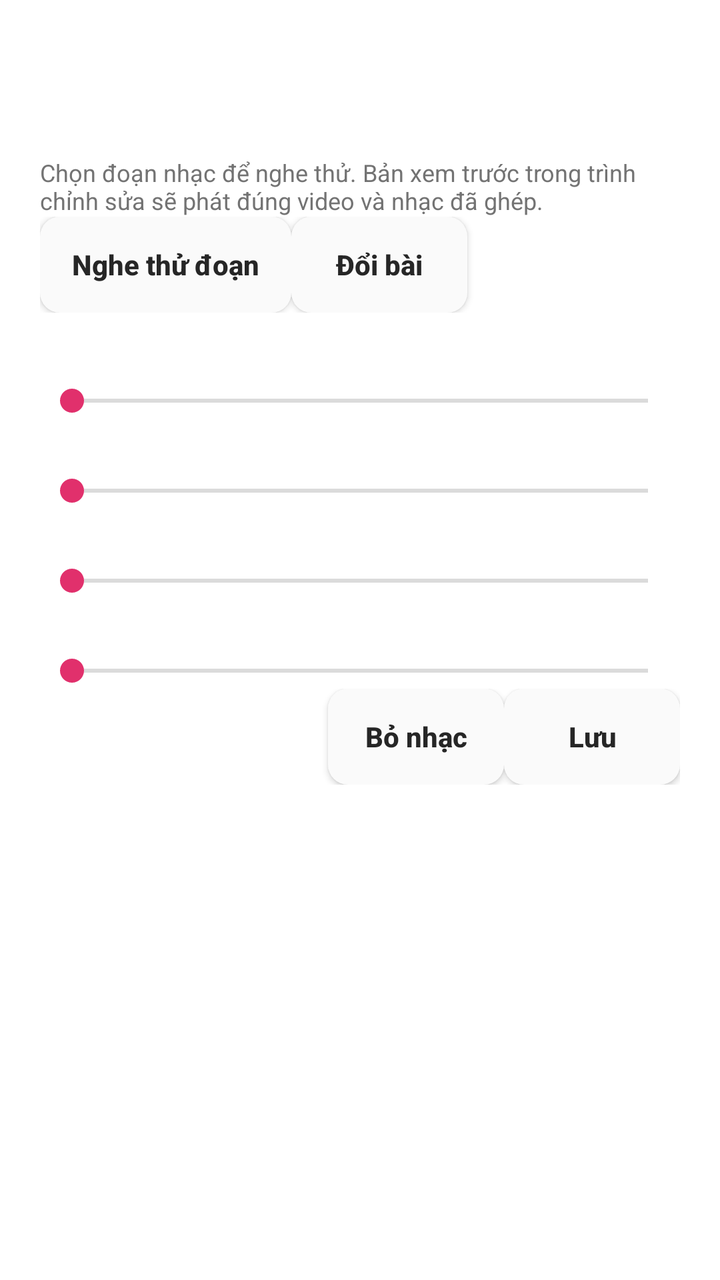
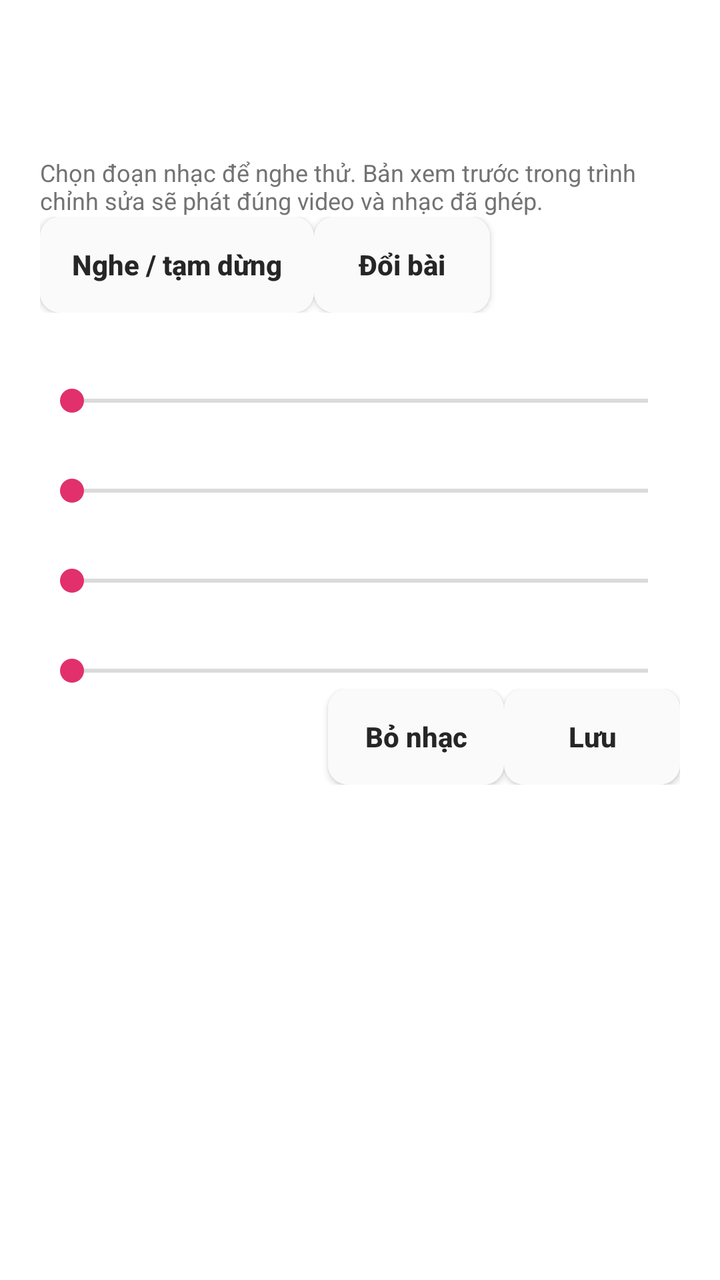

The first picture is an Android layout as it rendered before a commit; the second is the same layout after the commit. The layout source and the unified diff follow.
<!-- AndroidManifest.xml: application theme Theme.MeetoMXH -->
<!-- res/layout/bottom_sheet_music_editor.xml -->
<?xml version="1.0" encoding="utf-8"?>
<androidx.core.widget.NestedScrollView xmlns:android="http://schemas.android.com/apk/res/android"
    android:layout_width="match_parent" android:layout_height="wrap_content"
    android:background="@color/surface_bg" android:clipToPadding="false">
<LinearLayout android:layout_width="match_parent" android:layout_height="wrap_content"
    android:orientation="vertical" android:paddingHorizontal="20dp" android:paddingTop="20dp" android:paddingBottom="24dp">
    <TextView android:id="@+id/music_edit_title" android:layout_width="match_parent" android:layout_height="wrap_content"
        android:textColor="@color/text_primary" android:textSize="18sp" android:textStyle="bold" />
    <TextView android:id="@+id/music_edit_creator" android:layout_width="match_parent" android:layout_height="wrap_content"
        android:paddingTop="4dp" android:textColor="@color/text_secondary" android:textSize="13sp" />
    <TextView android:id="@+id/music_edit_preview_note" android:layout_width="match_parent" android:layout_height="wrap_content"
        android:paddingTop="12dp" android:text="Chọn đoạn nhạc để nghe thử. Bản xem trước trong trình chỉnh sửa sẽ phát đúng video và nhạc đã ghép."
        android:textColor="@color/text_secondary" android:textSize="12sp" />
    <LinearLayout android:layout_width="match_parent" android:layout_height="wrap_content" android:gravity="start|center_vertical">
        <Button android:id="@+id/music_edit_preview" android:layout_width="wrap_content" android:layout_height="48dp"
            android:text="Nghe thử đoạn" android:textAllCaps="false" />
        <Button android:id="@+id/music_edit_change" android:layout_width="wrap_content" android:layout_height="48dp"
            android:text="Đổi bài" android:textAllCaps="false" />
    </LinearLayout>
    <TextView android:id="@+id/music_edit_start_label" android:layout_width="match_parent" android:layout_height="wrap_content"
        android:paddingTop="16dp" android:textColor="@color/text_primary" />
    <SeekBar android:id="@+id/music_edit_start" android:layout_width="match_parent" android:layout_height="wrap_content" />
    <TextView android:id="@+id/music_edit_volume_label" android:layout_width="match_parent" android:layout_height="wrap_content"
        android:paddingTop="8dp" android:textColor="@color/text_primary" />
    <SeekBar android:id="@+id/music_edit_volume" android:layout_width="match_parent" android:layout_height="wrap_content" android:max="100" />
    <TextView android:id="@+id/music_edit_source_label" android:layout_width="match_parent" android:layout_height="wrap_content"
        android:paddingTop="8dp" android:textColor="@color/text_primary" />
    <SeekBar android:id="@+id/music_edit_source" android:layout_width="match_parent" android:layout_height="wrap_content" android:max="100" />
    <TextView android:id="@+id/music_edit_duration_label" android:layout_width="match_parent" android:layout_height="wrap_content"
        android:paddingTop="8dp" android:textColor="@color/text_primary" />
    <SeekBar android:id="@+id/music_edit_duration" android:layout_width="match_parent" android:layout_height="wrap_content" android:max="55" />
    <com.example.meetomxh.music.MusicMiniPlayer android:id="@+id/music_edit_mini"
        android:layout_width="match_parent" android:layout_height="wrap_content"
        android:layout_marginVertical="12dp" android:visibility="gone" />
    <LinearLayout android:layout_width="match_parent" android:layout_height="wrap_content" android:gravity="end|center_vertical">
        <Button android:id="@+id/music_edit_remove" android:layout_width="wrap_content" android:layout_height="48dp"
            android:text="Bỏ nhạc" android:textAllCaps="false" />
        <Button android:id="@+id/music_edit_save" android:layout_width="wrap_content" android:layout_height="48dp"
            android:text="Lưu" android:textAllCaps="false" />
    </LinearLayout>
</LinearLayout>
</androidx.core.widget.NestedScrollView>
<!-- resources referenced by this layout -->
<resources>
  <color name="surface_bg">#FFFFFF</color>
  <color name="text_primary">#262626</color>
  <color name="text_secondary">#737373</color>
  <style name="Theme.MeetoMXH" parent="Base.Theme.MeetoMXH" />
  <color name="brand_blue">#E1306C</color>
  <color name="white">#FFFFFFFF</color>
  <color name="primary_container">#FCE4EC</color>
  <color name="on_primary_container">#880E4F</color>
  <color name="ig_purple">#833AB4</color>
  <color name="surface_variant">#FAFAFA</color>
  <color name="app_bg">#FFFFFF</color>
  <color name="text_hint">#C7C7C7</color>
  <color name="outline_color">#DBDBDB</color>
  <color name="divider_color">#EFEFEF</color>
  <color name="status_error">#ED4956</color>
  <style name="ThemeOverlay.Meeto.AlertDialog" parent="ThemeOverlay.Material3.MaterialAlertDialog">
          <item name="android:windowBackground">@drawable/bg_dialog_window</item>
          <item name="colorSurface">@color/surface_bg</item>
          <item name="colorOnSurface">@color/text_primary</item>
          <item name="colorPrimary">@color/brand_blue</item>
          <item name="colorOnPrimary">@color/white</item>
          <item name="shapeAppearance">@style/ShapeAppearance.Meeto.Dialog</item>
      </style>
  <style name="ThemeOverlay.Meeto.BottomSheetDialog" parent="ThemeOverlay.Material3.BottomSheetDialog">
          <item name="bottomSheetStyle">@style/Widget.Meeto.BottomSheet</item>
      </style>
  <style name="Widget.Meeto.Button.Default" parent="Widget.Material3.Button">
          <item name="cornerRadius">@dimen/corner_radius_medium</item>
          <item name="android:textAllCaps">false</item>
          <item name="android:textStyle">bold</item>
          <item name="android:textSize">14sp</item>
          <item name="backgroundTint">@color/brand_blue</item>
          <item name="android:textColor">@color/white</item>
          <item name="android:minHeight">@dimen/button_height_standard</item>
      </style>
  <style name="Widget.Meeto.Button.Dialog" parent="Widget.Material3.Button.TextButton">
          <item name="android:textAllCaps">false</item>
          <item name="android:textColor">@color/brand_blue</item>
      </style>
  <!-- drawable bg_dialog_window (drawable) -->
  <?xml version="1.0" encoding="utf-8"?>
  <shape xmlns:android="http://schemas.android.com/apk/res/android" android:shape="rectangle">
      <solid android:color="@color/surface_bg" />
      <corners android:radius="@dimen/corner_radius_dialog" />
      <stroke android:width="1dp" android:color="@color/outline_color" />
  </shape>
  <style name="ShapeAppearance.Meeto.Dialog" parent="ShapeAppearance.Material3.Corner.Large">
          <item name="cornerSize">@dimen/corner_radius_dialog</item>
      </style>
  <style name="Widget.Meeto.BottomSheet" parent="Widget.Material3.BottomSheet">
          <item name="backgroundTint">@color/surface_bg</item>
          <item name="shapeAppearance">@style/ShapeAppearance.Meeto.LargeComponent</item>
      </style>
  <dimen name="corner_radius_medium">10dp</dimen>
  <dimen name="button_height_standard">48dp</dimen>
  <!-- drawable bg_button_neutral (drawable) -->
  <?xml version="1.0" encoding="utf-8"?>
  <ripple xmlns:android="http://schemas.android.com/apk/res/android" android:color="@color/icon_button_bg_pressed">
      <item>
          <shape android:shape="rectangle">
              <solid android:color="@color/surface_variant" />
              <corners android:radius="@dimen/corner_radius_medium" />
          </shape>
      </item>
  </ripple>
  <dimen name="corner_radius_dialog">22dp</dimen>
  <style name="ShapeAppearance.Meeto.LargeComponent" parent="ShapeAppearance.Material3.LargeComponent">
          <item name="cornerSizeTopLeft">16dp</item>
          <item name="cornerSizeTopRight">16dp</item>
          <item name="cornerSizeBottomLeft">0dp</item>
          <item name="cornerSizeBottomRight">0dp</item>
      </style>
  <color name="icon_button_bg_pressed">#EFEFEF</color>
  <!-- unchanged entries left out for length: 2 -->
</resources>

<!-- the commit's change to res/layout/bottom_sheet_music_editor.xml (unified diff, before → after) -->
@@ -13,7 +13,7 @@
         android:textColor="@color/text_secondary" android:textSize="12sp" />
     <LinearLayout android:layout_width="match_parent" android:layout_height="wrap_content" android:gravity="start|center_vertical">
         <Button android:id="@+id/music_edit_preview" android:layout_width="wrap_content" android:layout_height="48dp"
-            android:text="Nghe thử đoạn" android:textAllCaps="false" />
+            android:text="Nghe / tạm dừng" android:textAllCaps="false" />
         <Button android:id="@+id/music_edit_change" android:layout_width="wrap_content" android:layout_height="48dp"
             android:text="Đổi bài" android:textAllCaps="false" />
     </LinearLayout>
